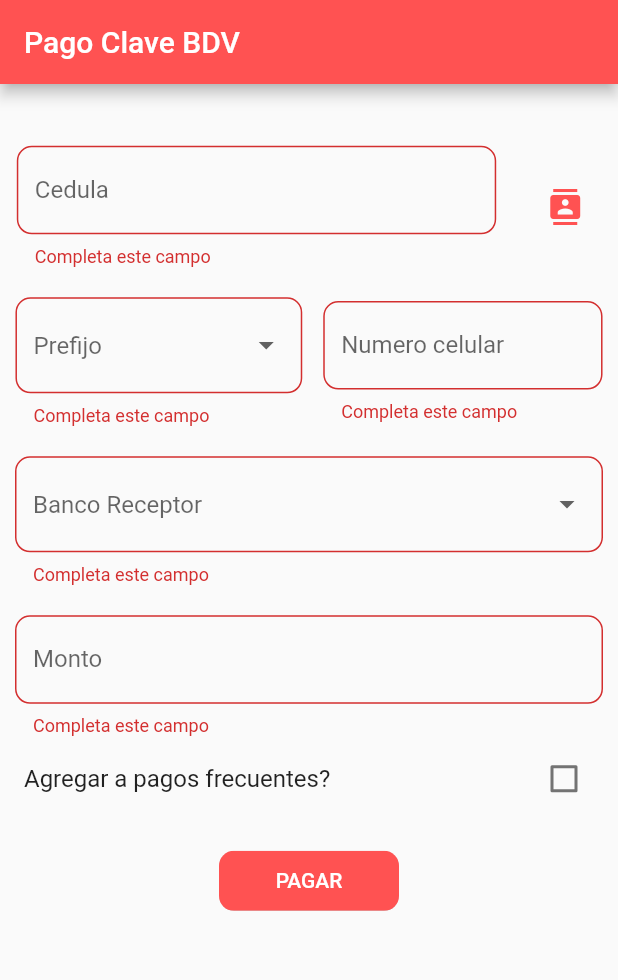
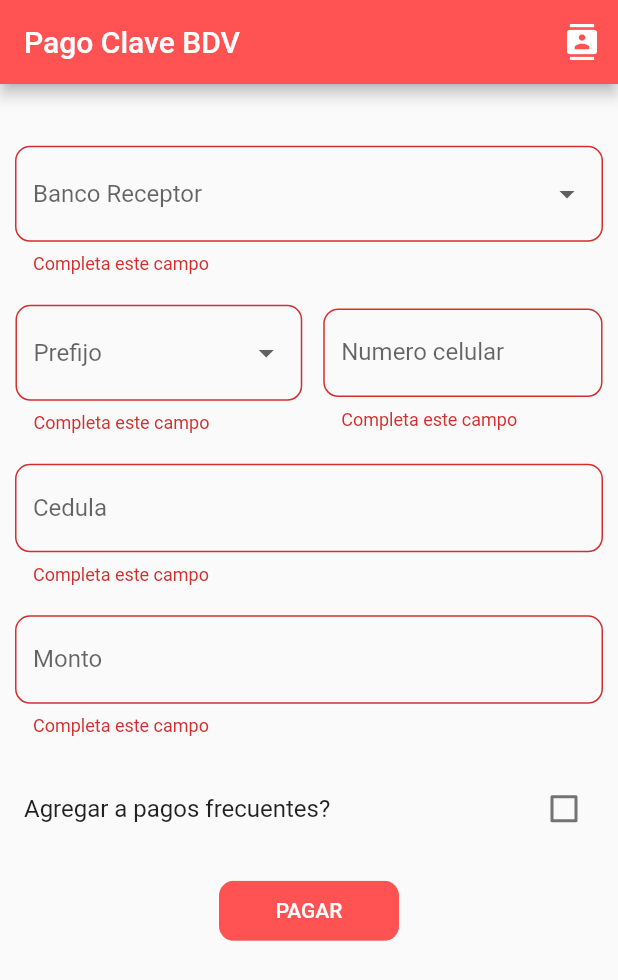
Before and after one commit to AjxGnx/flutter_pago_movil_bdv, a Flutter app: the screen it shows after launch, after a tap on "PAGAR", on a phone screen of 412 x 824 dp. Shown: the top 980 px of the screen. Run offline on Flutter 3.47's test engine with Material 2 defaults, Android fonts, the phone set to English and light mode, and no system bars; our stand-ins replace sqflite; accounts and stored records are empty.

```diff
--- a/lib/main.dart
+++ b/lib/main.dart
@@ -1,17 +1,15 @@
 import 'package:flutter/cupertino.dart';
 import 'package:flutter/material.dart';
+import 'package:flutter/widgets.dart';
 import 'package:pago_movil_bdv/data/bank_code.dart';
 import 'package:pago_movil_bdv/data/mobile_code.dart';
 import 'package:pago_movil_bdv/pages/add_name_contact.dart';
 import 'package:pago_movil_bdv/pages/contact_list.dart';
 import 'package:pago_movil_bdv/utils/delete_contact.dart';
-import 'package:pago_movil_bdv/utils/list_contact.dart';
 
 void main() {
-  runApp(
-      MaterialApp(
-          theme: ThemeData(primaryColor: Colors.redAccent), home: Home())
-  );
+  runApp(MaterialApp(
+      theme: ThemeData(primaryColor: Colors.redAccent), home: Home()));
 }
 
 class Home extends StatefulWidget {
@@ -34,23 +32,27 @@ class _HomeState extends State<Home> {
   final GlobalKey<ScaffoldState> _scaffoldKey = GlobalKey<ScaffoldState>();
   final _formKey = GlobalKey<FormState>();
 
-
-
   @override
   Widget build(BuildContext context) {
-    double _screenAncho = MediaQuery
-        .of(context)
-        .size
-        .width;
-    double _screenAlto = MediaQuery
-        .of(context)
-        .size
-        .height;
+    double _screenAncho = MediaQuery.of(context).size.width;
+    double _screenAlto = MediaQuery.of(context).size.height;
     return Scaffold(
-      key: _scaffoldKey,
+        key: _scaffoldKey,
         appBar: AppBar(
           automaticallyImplyLeading: false,
           title: Text('Pago Clave BDV'),
+          actions: <Widget>[
+            IconButton(
+              icon: Icon(
+                Icons.contacts,
+                color: Colors.white,
+              ),
+              onPressed: () {
+                Navigator.push(context,
+                    MaterialPageRoute(builder: (context) => ContactList()));
+              },
+            )
+          ],
         ),
         body: ListView(
           children: <Widget>[
@@ -62,48 +64,29 @@ class _HomeState extends State<Home> {
                   child: Column(
                     children: <Widget>[
                       Container(
-                        padding: EdgeInsets.only(bottom: 20),
-                        child: Row(
-                          mainAxisAlignment: MainAxisAlignment.center,
-                          children: <Widget>[
-                            Container(
-                                padding: EdgeInsets.only(left: 10),
-                                width: _screenAncho/1.25,
-                                child: TextFormField(
-                                  validator: (value) {
-                                    if (value.isEmpty) {
-                                      return 'Completa este campo';
-                                    }
-                                  },
-                                  decoration: InputDecoration(
-                                    labelText: 'Cedula',
-                                    border: OutlineInputBorder(
-                                        borderRadius:
-                                        BorderRadius.all(Radius.circular(10))),
-                                  ),
-                                  controller: _dniController,
-                                )),
-                            Container(
-                              padding: EdgeInsets.only(right: 10,left: 22),
-                              child: IconButton(
-                                icon: Icon(
-                                  Icons.contacts,
-                                  color: Colors.redAccent,
-                                ),
-                                onPressed: () {
-                                  Navigator.push(
-                                      context,
-                                      MaterialPageRoute(
-                                          builder: (context) =>
-                                              ContactList()
-                                          ));
-                                },
-                              ),
-                            )
-                          ],
+                        padding: EdgeInsets.only(left: 10, bottom: 20, right: 10),
+                        child: DropdownButtonHideUnderline(
+                          child: DropdownButtonFormField(
+                              decoration: InputDecoration(
+                                  border: OutlineInputBorder(
+                                      borderRadius: BorderRadius.all(
+                                          Radius.circular(10)))),
+                              value: _codeBank,
+                              items: listCodeBank,
+                              hint: Text('Banco Receptor'),
+                              onChanged: (value) {
+                                _codeBank = value;
+                                setState(() {});
+                              },
+                              validator: (value) {
+                                if (value == null) {
+                                  return 'Completa este campo';
+                                }
+                              }),
                         ),
                       ),
                       Container(
+                        padding: EdgeInsets.only(bottom: 20),
                         child: Row(
                           mainAxisAlignment: MainAxisAlignment.center,
                           children: <Widget>[
@@ -116,22 +99,20 @@ class _HomeState extends State<Home> {
                                     child: DropdownButtonFormField(
                                       decoration: InputDecoration(
                                           border: OutlineInputBorder(
-                                              borderRadius:
-                                              BorderRadius.all(Radius.circular(10)))
-                                      ),
+                                              borderRadius: BorderRadius.all(
+                                                  Radius.circular(10)))),
                                       value: _codeMobile,
                                       items: listCodeMobile,
                                       hint: Text('Prefijo'),
                                       onChanged: (value) {
                                         _codeMobile = value;
-                                        setState(() {
-                                        });
+                                        setState(() {});
                                       },
-                                      validator: (value){
-                                      if (value == null) {
-                                        return 'Completa este campo';
-                                      }
-                                    } ,
+                                      validator: (value) {
+                                        if (value == null) {
+                                          return 'Completa este campo';
+                                        }
+                                      },
                                     ),
                                   ),
                                 )),
@@ -147,8 +128,8 @@ class _HomeState extends State<Home> {
                                 decoration: InputDecoration(
                                   labelText: 'Numero celular',
                                   border: OutlineInputBorder(
-                                      borderRadius:
-                                      BorderRadius.all(Radius.circular(10))),
+                                      borderRadius: BorderRadius.all(
+                                          Radius.circular(10))),
                                 ),
                                 controller: _mobileController,
                               ),
@@ -156,32 +137,26 @@ class _HomeState extends State<Home> {
                           ],
                         ),
                       ),
-                  Container(
-                    padding: EdgeInsets.only(left: 10,top: 20,right: 10),
-                    child: DropdownButtonHideUnderline(
-                      child: DropdownButtonFormField(
-                        decoration: InputDecoration(
-                            border: OutlineInputBorder(
-                                borderRadius:
-                                BorderRadius.all(Radius.circular(10)))
-                        ),
-                        value: _codeBank,
-                        items: listCodeBank,
-                        hint: Text('Banco Receptor'),
-                        onChanged: (value) {
-                          _codeBank = value;
-                          setState(() {});
-                        },
-                        validator: (value){
-                          if (value == null) {
-                            return 'Completa este campo';
-                          }
-                        }
-                      ),
-                    ),
-                  ),
                       Container(
-                          padding: EdgeInsets.only(left: 10, right: 10, top: 20),
+                          padding:
+                          EdgeInsets.only(left: 10, right: 10, bottom: 20),
+                          child: TextFormField(
+                            validator: (value) {
+                              if (value.isEmpty) {
+                                return 'Completa este campo';
+                              }
+                            },
+                            decoration: InputDecoration(
+                              labelText: 'Cedula',
+                              border: OutlineInputBorder(
+                                  borderRadius:
+                                  BorderRadius.all(Radius.circular(10))),
+                            ),
+                            controller: _dniController,
+                          )),
+                      Container(
+                          padding:
+                              EdgeInsets.only(left: 10, right: 10, bottom: 20),
                           child: TextFormField(
                             validator: (value) {
                               if (value.isEmpty) {
@@ -192,7 +167,7 @@ class _HomeState extends State<Home> {
                               labelText: 'Monto',
                               border: OutlineInputBorder(
                                   borderRadius:
-                                  BorderRadius.all(Radius.circular(10))),
+                                      BorderRadius.all(Radius.circular(10))),
                             ),
                           )),
                       Container(
@@ -216,22 +191,24 @@ class _HomeState extends State<Home> {
                               style: TextStyle(color: Colors.white),
                             ),
                             onPressed: () {
-                            if (_formKey.currentState.validate()) {
-                              if (_chexbox == true) {
-                                Navigator.push(
-                                    context,
-                                    MaterialPageRoute(
-                                        builder: (context) =>
-                                            AddNameContact({
-                                              'codeBank': _codeBank,
-                                              'codeMobile': _codeMobile,
-                                              'mobile': _mobileController.text,
-                                              'dni': _dniController.text,
-                                            })));
-                              }else{
-                                _scaffoldKey.currentState.showSnackBar(snackBar);
+                              if (_formKey.currentState.validate()) {
+                                if (_chexbox == true) {
+                                  Navigator.push(
+                                      context,
+                                      MaterialPageRoute(
+                                          builder: (context) => AddNameContact({
+                                                'codeBank': _codeBank,
+                                                'codeMobile': _codeMobile,
+                                                'mobile':
+                                                    _mobileController.text,
+                                                'dni': _dniController.text,
+                                              })));
+                                } else {
+                                  _scaffoldKey.currentState
+                                      .showSnackBar(snackBar);
+                                }
                               }
-                            }},
+                            },
                           ),
                         ),
                       )
```
